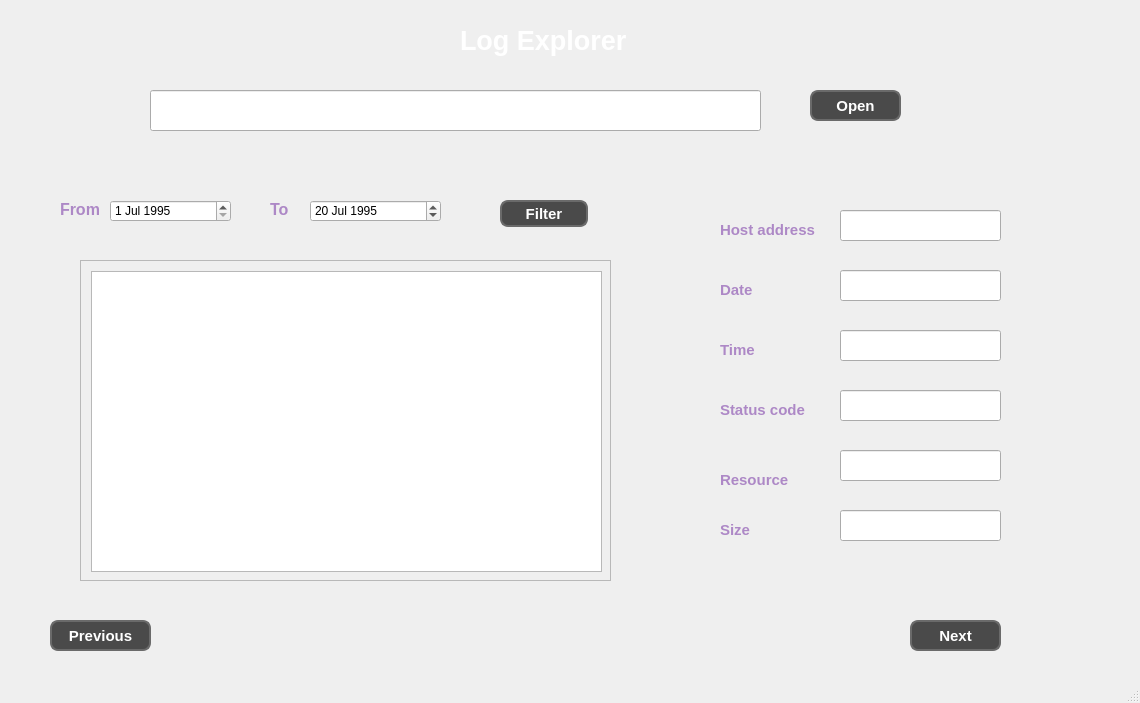
Before: the Qt Designer form Lab8_JSkrytptowe/log_ui.ui in Voldziu/LabySkryptowe, drawn with Qt 5.
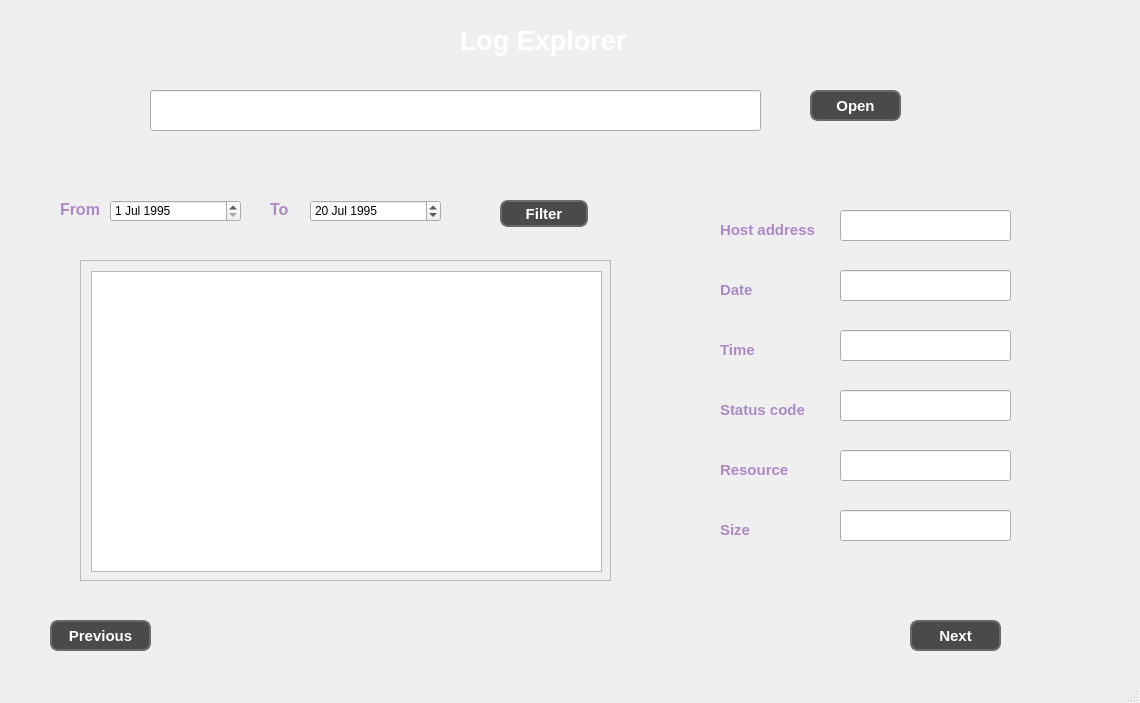
After: the same form once the commit is applied.

Patch:
```diff
--- a/Lab8_JSkrytptowe/log_ui.ui
+++ b/Lab8_JSkrytptowe/log_ui.ui
@@ -228,7 +228,7 @@
      <rect>
       <x>840</x>
       <y>210</y>
-      <width>161</width>
+      <width>171</width>
       <height>31</height>
      </rect>
     </property>
@@ -263,7 +263,7 @@
      <rect>
       <x>840</x>
       <y>270</y>
-      <width>161</width>
+      <width>171</width>
       <height>31</height>
      </rect>
     </property>
@@ -295,7 +295,7 @@
      <rect>
       <x>840</x>
       <y>330</y>
-      <width>161</width>
+      <width>171</width>
       <height>31</height>
      </rect>
     </property>
@@ -305,7 +305,7 @@
      <rect>
       <x>840</x>
       <y>390</y>
-      <width>161</width>
+      <width>171</width>
       <height>31</height>
      </rect>
     </property>
@@ -315,7 +315,7 @@
      <rect>
       <x>840</x>
       <y>450</y>
-      <width>161</width>
+      <width>171</width>
       <height>31</height>
      </rect>
     </property>
@@ -324,7 +324,7 @@
     <property name="geometry">
      <rect>
       <x>720</x>
-      <y>470</y>
+      <y>460</y>
       <width>68</width>
       <height>19</height>
      </rect>
@@ -347,7 +347,7 @@
      <rect>
       <x>840</x>
       <y>510</y>
-      <width>161</width>
+      <width>171</width>
       <height>31</height>
      </rect>
     </property>
@@ -456,7 +456,7 @@
      <rect>
       <x>110</x>
       <y>200</y>
-      <width>121</width>
+      <width>131</width>
       <height>22</height>
      </rect>
     </property>
```
